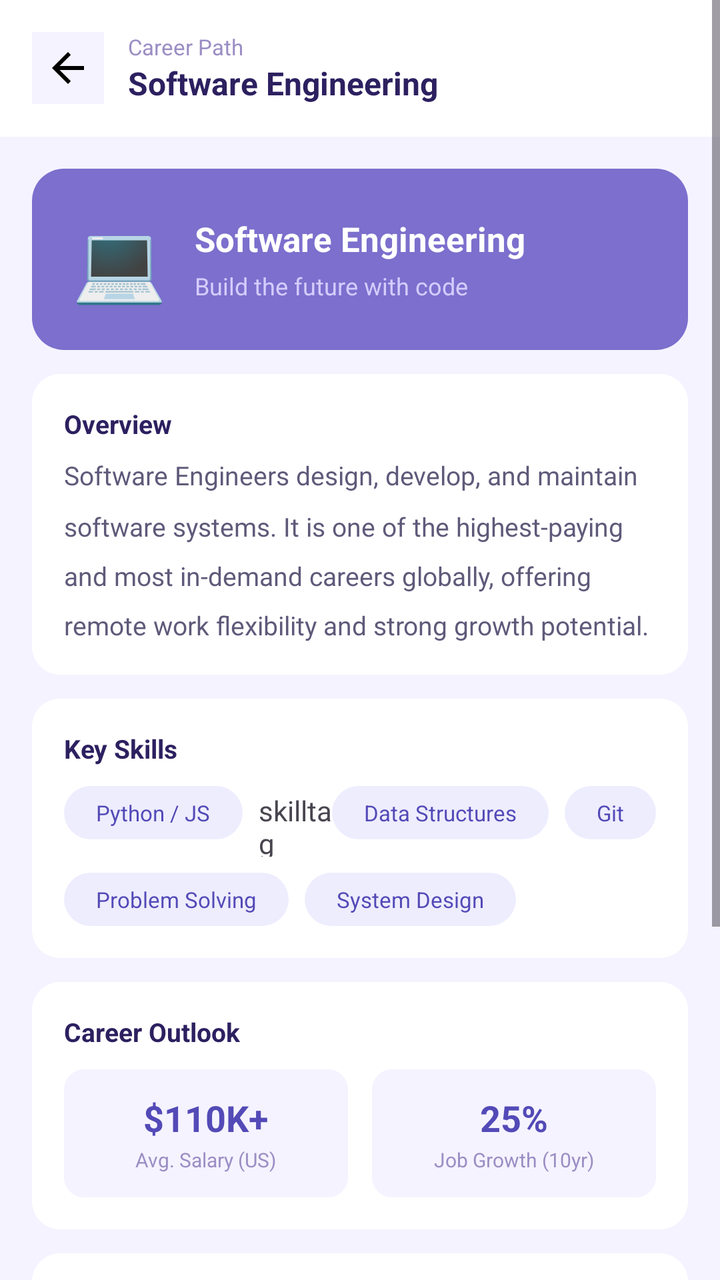
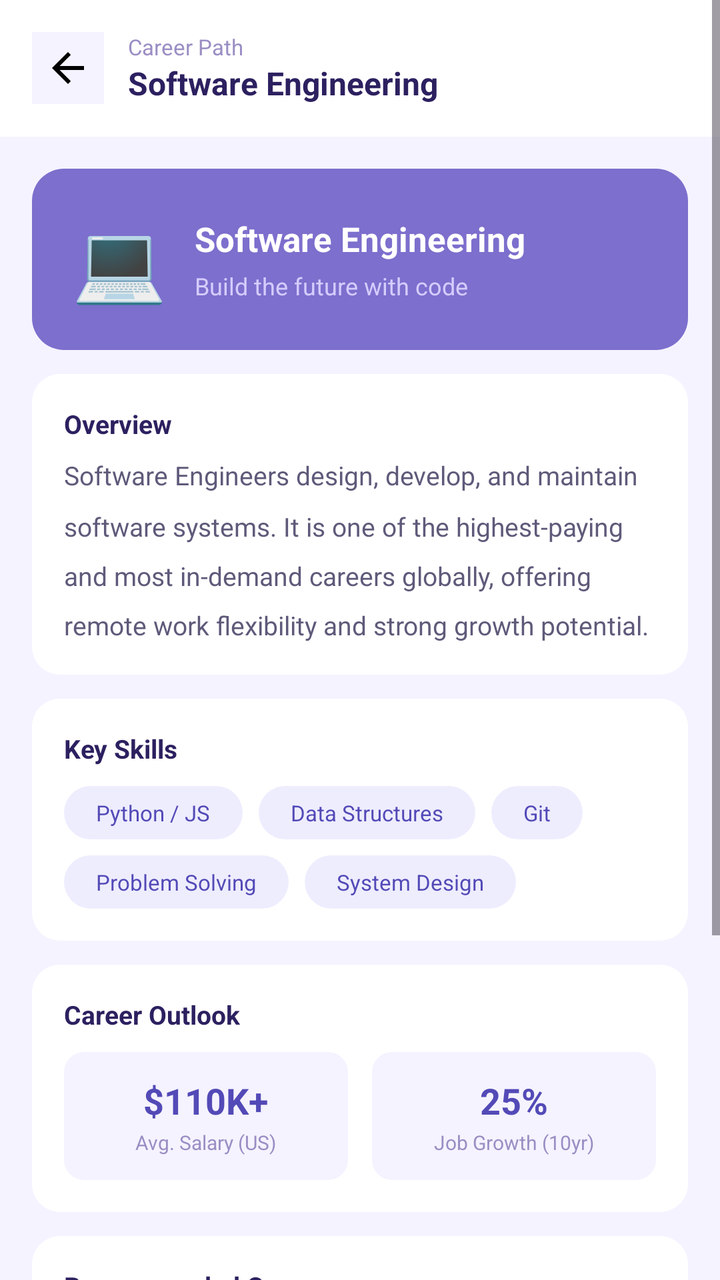

Compare the two renders of this Android layout. The source of the first and the diff that turns it into the second are given below.
<!-- AndroidManifest.xml: application theme Theme.Mind2Career -->
<!-- res/layout/activity_software_engineering.xml -->
<?xml version="1.0" encoding="utf-8"?>
<ScrollView
    xmlns:android="http://schemas.android.com/apk/res/android"
    xmlns:app="http://schemas.android.com/apk/res-auto"
    android:id="@+id/main"
    android:layout_width="match_parent"
    android:layout_height="match_parent"
    android:background="#F5F3FF"
    android:fillViewport="true">

    <LinearLayout
        android:layout_width="match_parent"
        android:layout_height="wrap_content"
        android:orientation="vertical">

        
        <LinearLayout
            android:layout_width="match_parent"
            android:layout_height="wrap_content"
            android:background="#FFFFFF"
            android:orientation="horizontal"
            android:padding="16dp"
            android:gravity="center_vertical">

            <ImageButton
                android:id="@+id/btnBack"
                android:layout_width="36dp"
                android:layout_height="36dp"
                android:src="@drawable/baseline_arrow_back_24"
                android:background="#F5F3FF"
                android:padding="6dp"
                android:contentDescription="Back" />

            <LinearLayout
                android:layout_width="0dp"
                android:layout_height="wrap_content"
                android:layout_weight="1"
                android:layout_marginStart="12dp"
                android:orientation="vertical">

                <TextView
                    android:layout_width="wrap_content"
                    android:layout_height="wrap_content"
                    android:text="Career Path"
                    android:textSize="11sp"
                    android:textColor="#9B8EC4" />

                <TextView
                    android:layout_width="wrap_content"
                    android:layout_height="wrap_content"
                    android:text="Software Engineering"
                    android:textSize="16sp"
                    android:textStyle="bold"
                    android:textColor="#2D2060" />
            </LinearLayout>
        </LinearLayout>

        
        <LinearLayout
            android:layout_width="match_parent"
            android:layout_height="wrap_content"
            android:orientation="vertical"
            android:padding="16dp">

            
            <androidx.cardview.widget.CardView
                android:layout_width="match_parent"
                android:layout_height="wrap_content"
                android:layout_marginBottom="12dp"
                app:cardCornerRadius="16dp"
                app:cardElevation="0dp">

                <LinearLayout
                    android:layout_width="match_parent"
                    android:layout_height="wrap_content"
                    android:background="#7C6FCD"
                    android:orientation="horizontal"
                    android:padding="20dp"
                    android:gravity="center_vertical">

                    <TextView
                        android:layout_width="wrap_content"
                        android:layout_height="wrap_content"
                        android:text="💻"
                        android:textSize="38sp" />

                    <LinearLayout
                        android:layout_width="0dp"
                        android:layout_height="wrap_content"
                        android:layout_weight="1"
                        android:layout_marginStart="14dp"
                        android:orientation="vertical">

                        <TextView
                            android:layout_width="wrap_content"
                            android:layout_height="wrap_content"
                            android:text="Software Engineering"
                            android:textSize="17sp"
                            android:textStyle="bold"
                            android:textColor="#FFFFFF" />

                        <TextView
                            android:layout_width="wrap_content"
                            android:layout_height="wrap_content"
                            android:text="Build the future with code"
                            android:textSize="12sp"
                            android:textColor="#D5CCFF"
                            android:layout_marginTop="4dp" />
                    </LinearLayout>
                </LinearLayout>
            </androidx.cardview.widget.CardView>

            
            <androidx.cardview.widget.CardView
                android:layout_width="match_parent"
                android:layout_height="wrap_content"
                android:layout_marginBottom="12dp"
                app:cardCornerRadius="14dp"
                app:cardElevation="0dp">

                <LinearLayout
                    android:layout_width="match_parent"
                    android:layout_height="wrap_content"
                    android:background="#FFFFFF"
                    android:orientation="vertical"
                    android:padding="16dp">

                    <TextView
                        android:layout_width="wrap_content"
                        android:layout_height="wrap_content"
                        android:text="Overview"
                        android:textSize="13sp"
                        android:textStyle="bold"
                        android:textColor="#2D2060"
                        android:layout_marginBottom="8dp" />

                    <TextView
                        android:layout_width="match_parent"
                        android:layout_height="wrap_content"
                        android:text="Software Engineers design, develop, and maintain software systems. It is one of the highest-paying and most in-demand careers globally, offering remote work flexibility and strong growth potential."
                        android:textSize="13sp"
                        android:textColor="#5F5A7A"
                        android:lineSpacingMultiplier="1.6" />
                </LinearLayout>
            </androidx.cardview.widget.CardView>

            
            <androidx.cardview.widget.CardView
                android:layout_width="match_parent"
                android:layout_height="wrap_content"
                android:layout_marginBottom="12dp"
                app:cardCornerRadius="14dp"
                app:cardElevation="0dp">

                <LinearLayout
                    android:layout_width="match_parent"
                    android:layout_height="wrap_content"
                    android:background="#FFFFFF"
                    android:orientation="vertical"
                    android:padding="16dp">

                    <TextView
                        android:layout_width="wrap_content"
                        android:layout_height="wrap_content"
                        android:text="Key Skills"
                        android:textSize="13sp"
                        android:textStyle="bold"
                        android:textColor="#2D2060"
                        android:layout_marginBottom="10dp" />

                    
                    <LinearLayout
                        android:layout_width="match_parent"
                        android:layout_height="wrap_content"
                        android:orientation="horizontal"
                        android:layout_marginBottom="8dp">

                        <TextView
                            android:layout_width="wrap_content"
                            android:layout_height="wrap_content"
                            android:text="Python / JS"
                            android:textSize="11sp"
                            android:textColor="#534AB7"
                            android:background="@drawable/skilltag"
                            android:paddingStart="16dp"
                            android:paddingEnd="16dp"
                            android:paddingTop="6dp"
                            android:paddingBottom="6dp"
                            android:layout_marginEnd="8dp" />

                        <TextView
                            android:id="@+id/textView"
                            android:layout_width="wrap_content"
                            android:layout_height="wrap_content"
                            android:layout_weight="1"
                            android:text="skilltag" />

                        <TextView
                            android:layout_width="wrap_content"
                            android:layout_height="wrap_content"
                            android:text="Data Structures"
                            android:textSize="11sp"
                            android:textColor="#534AB7"
                            android:background="@drawable/skilltag"
                            android:paddingStart="16dp"
                            android:paddingEnd="16dp"
                            android:paddingTop="6dp"
                            android:paddingBottom="6dp"
                            android:layout_marginEnd="8dp" />

                        <TextView
                            android:layout_width="wrap_content"
                            android:layout_height="wrap_content"
                            android:text="Git"
                            android:textSize="11sp"
                            android:textColor="#534AB7"
                            android:background="@drawable/skilltag"
                            android:paddingStart="16dp"
                            android:paddingEnd="16dp"
                            android:paddingTop="6dp"
                            android:paddingBottom="6dp" />
                    </LinearLayout>

                    
                    <LinearLayout
                        android:layout_width="match_parent"
                        android:layout_height="wrap_content"
                        android:orientation="horizontal">

                        <TextView
                            android:layout_width="wrap_content"
                            android:layout_height="wrap_content"
                            android:text="Problem Solving"
                            android:textSize="11sp"
                            android:textColor="#534AB7"
                            android:background="@drawable/skilltag"
                            android:paddingStart="16dp"
                            android:paddingEnd="16dp"
                            android:paddingTop="6dp"
                            android:paddingBottom="6dp"
                            android:layout_marginEnd="8dp" />

                        <TextView
                            android:layout_width="wrap_content"
                            android:layout_height="wrap_content"
                            android:text="System Design"
                            android:textSize="11sp"
                            android:textColor="#534AB7"
                            android:background="@drawable/skilltag"
                            android:paddingStart="16dp"
                            android:paddingEnd="16dp"
                            android:paddingTop="6dp"
                            android:paddingBottom="6dp" />
                    </LinearLayout>

                </LinearLayout>
            </androidx.cardview.widget.CardView>

            
            <androidx.cardview.widget.CardView
                android:layout_width="match_parent"
                android:layout_height="wrap_content"
                android:layout_marginBottom="12dp"
                app:cardCornerRadius="14dp"
                app:cardElevation="0dp">

                <LinearLayout
                    android:layout_width="match_parent"
                    android:layout_height="wrap_content"
                    android:background="#FFFFFF"
                    android:orientation="vertical"
                    android:padding="16dp">

                    <TextView
                        android:layout_width="wrap_content"
                        android:layout_height="wrap_content"
                        android:text="Career Outlook"
                        android:textSize="13sp"
                        android:textStyle="bold"
                        android:textColor="#2D2060"
                        android:layout_marginBottom="10dp" />

                    <LinearLayout
                        android:layout_width="match_parent"
                        android:layout_height="wrap_content"
                        android:orientation="horizontal"
                        android:weightSum="2">

                        
                        <LinearLayout
                            android:layout_width="0dp"
                            android:layout_height="wrap_content"
                            android:layout_weight="1"
                            android:layout_marginEnd="6dp"
                            android:background="@drawable/statecard"
                            android:orientation="vertical"
                            android:padding="12dp"
                            android:gravity="center">

                            <TextView
                                android:layout_width="wrap_content"
                                android:layout_height="wrap_content"
                                android:text="$110K+"
                                android:textSize="18sp"
                                android:textStyle="bold"
                                android:textColor="#534AB7" />

                            <TextView
                                android:layout_width="wrap_content"
                                android:layout_height="wrap_content"
                                android:text="Avg. Salary (US)"
                                android:textSize="10sp"
                                android:textColor="#9B8EC4"
                                android:layout_marginTop="2dp" />
                        </LinearLayout>

                        
                        <LinearLayout
                            android:layout_width="0dp"
                            android:layout_height="wrap_content"
                            android:layout_weight="1"
                            android:layout_marginStart="6dp"
                            android:background="@drawable/statecard"
                            android:orientation="vertical"
                            android:padding="12dp"
                            android:gravity="center">

                            <TextView
                                android:layout_width="wrap_content"
                                android:layout_height="wrap_content"
                                android:text="25%"
                                android:textSize="18sp"
                                android:textStyle="bold"
                                android:textColor="#534AB7" />

                            <TextView
                                android:layout_width="wrap_content"
                                android:layout_height="wrap_content"
                                android:text="Job Growth (10yr)"
                                android:textSize="10sp"
                                android:textColor="#9B8EC4"
                                android:layout_marginTop="2dp" />
                        </LinearLayout>
                    </LinearLayout>
                </LinearLayout>
            </androidx.cardview.widget.CardView>

            
            <androidx.cardview.widget.CardView
                android:layout_width="match_parent"
                android:layout_height="wrap_content"
                android:layout_marginBottom="16dp"
                app:cardCornerRadius="14dp"
                app:cardElevation="0dp">

                <LinearLayout
                    android:layout_width="match_parent"
                    android:layout_height="wrap_content"
                    android:background="#FFFFFF"
                    android:orientation="vertical"
                    android:padding="16dp">

                    <TextView
                        android:layout_width="wrap_content"
                        android:layout_height="wrap_content"
                        android:text="Recommended Courses"
                        android:textSize="13sp"
                        android:textStyle="bold"
                        android:textColor="#2D2060"
                        android:layout_marginBottom="10dp" />

                    
                    <LinearLayout
                        android:id="@+id/layoutCoursera"
                        android:layout_width="match_parent"
                        android:layout_height="wrap_content"
                        android:orientation="horizontal"
                        android:background="@drawable/courseitem"
                        android:padding="10dp"
                        android:gravity="center_vertical"
                        android:layout_marginBottom="8dp">

                        <TextView
                            android:layout_width="wrap_content"
                            android:layout_height="wrap_content"
                            android:text="🎓"
                            android:textSize="18sp"
                            android:layout_marginEnd="10dp" />

                        <LinearLayout
                            android:layout_width="0dp"
                            android:layout_height="wrap_content"
                            android:layout_weight="1"
                            android:orientation="vertical">

                            <TextView
                                android:layout_width="wrap_content"
                                android:layout_height="wrap_content"
                                android:text="Coursera"
                                android:textSize="12sp"
                                android:textStyle="bold"
                                android:textColor="#2D2060" />

                            <TextView
                                android:layout_width="wrap_content"
                                android:layout_height="wrap_content"
                                android:text="Software Development Specialization"
                                android:textSize="10sp"
                                android:textColor="#9B8EC4" />
                        </LinearLayout>

                        <TextView
                            android:layout_width="wrap_content"
                            android:layout_height="wrap_content"
                            android:text="→"
                            android:textSize="14sp"
                            android:textColor="#7C6FCD" />
                    </LinearLayout>

                    
                    <LinearLayout
                        android:id="@+id/layoutFreeCodeCamp"
                        android:layout_width="match_parent"
                        android:layout_height="wrap_content"
                        android:orientation="horizontal"
                        android:background="@drawable/courseitem"
                        android:padding="10dp"
                        android:gravity="center_vertical"
                        android:layout_marginBottom="8dp">

                        <TextView
                            android:layout_width="wrap_content"
                            android:layout_height="wrap_content"
                            android:text="💡"
                            android:textSize="18sp"
                            android:layout_marginEnd="10dp" />

                        <LinearLayout
                            android:layout_width="0dp"
                            android:layout_height="wrap_content"
                            android:layout_weight="1"
                            android:orientation="vertical">

                            <TextView
                                android:layout_width="wrap_content"
                                android:layout_height="wrap_content"
                                android:text="freeCodeCamp"
                                android:textSize="12sp"
                                android:textStyle="bold"
                                android:textColor="#2D2060" />

                            <TextView
                                android:layout_width="wrap_content"
                                android:layout_height="wrap_content"
                                android:text="Free full-stack bootcamp"
                                android:textSize="10sp"
                                android:textColor="#9B8EC4" />
                        </LinearLayout>

                        <TextView
                            android:layout_width="wrap_content"
                            android:layout_height="wrap_content"
                            android:text="→"
                            android:textSize="14sp"
                            android:textColor="#7C6FCD" />
                    </LinearLayout>

                    
                    <LinearLayout
                        android:id="@+id/layoutCS50"
                        android:layout_width="match_parent"
                        android:layout_height="wrap_content"
                        android:orientation="horizontal"
                        android:background="@drawable/courseitem"
                        android:padding="10dp"
                        android:gravity="center_vertical">

                        <TextView
                            android:layout_width="wrap_content"
                            android:layout_height="wrap_content"
                            android:text="🏛️"
                            android:textSize="18sp"
                            android:layout_marginEnd="10dp" />

                        <LinearLayout
                            android:layout_width="0dp"
                            android:layout_height="wrap_content"
                            android:layout_weight="1"
                            android:orientation="vertical">

                            <TextView
                                android:layout_width="wrap_content"
                                android:layout_height="wrap_content"
                                android:text="Harvard CS50"
                                android:textSize="12sp"
                                android:textStyle="bold"
                                android:textColor="#2D2060" />

                            <TextView
                                android:layout_width="wrap_content"
                                android:layout_height="wrap_content"
                                android:text="Intro to Computer Science"
                                android:textSize="10sp"
                                android:textColor="#9B8EC4" />
                        </LinearLayout>

                        <TextView
                            android:layout_width="wrap_content"
                            android:layout_height="wrap_content"
                            android:text="→"
                            android:textSize="14sp"
                            android:textColor="#7C6FCD" />
                    </LinearLayout>

                </LinearLayout>
            </androidx.cardview.widget.CardView>

        </LinearLayout>
    </LinearLayout>
</ScrollView>
<!-- resources referenced by this layout -->
<resources>
  <!-- drawable baseline_arrow_back_24 (drawable) -->
  <vector xmlns:android="http://schemas.android.com/apk/res/android" android:autoMirrored="true" android:height="24dp" android:tint="#000000" android:viewportHeight="24" android:viewportWidth="24" android:width="24dp">
        
      <path android:fillColor="@android:color/white" android:pathData="M20,11H7.83l5.59,-5.59L12,4l-8,8 8,8 1.41,-1.41L7.83,13H20v-2z"/>
      
  </vector>
  <!-- drawable courseitem (drawable) -->
  <?xml version="1.0" encoding="utf-8"?>
  <shape xmlns:android="http://schemas.android.com/apk/res/android">
      <solid android:color="#F5F3FF" />
      <corners android:radius="10dp" />
      <stroke android:width="0.5dp" android:color="#D5CCFF" />
  </shape>
  <!-- drawable skilltag (drawable) -->
  <?xml version="1.0" encoding="utf-8"?>
  <shape xmlns:android="http://schemas.android.com/apk/res/android">
      <solid android:color="#EEEDFE" />
      <corners android:radius="20dp" />
  </shape>
  <!-- drawable statecard (drawable) -->
  <?xml version="1.0" encoding="utf-8"?>
  <shape xmlns:android="http://schemas.android.com/apk/res/android">
      <solid android:color="#F5F3FF" />
      <corners android:radius="10dp" />
  </shape>
  <style name="Theme.Mind2Career" parent="Base.Theme.Mind2Career" />
  <style name="Base.Theme.Mind2Career" parent="Theme.Material3.DayNight.NoActionBar">
          
          
      </style>
</resources>

<!-- the commit's change to res/layout/activity_software_engineering.xml (unified diff, before → after) -->
@@ -6,7 +6,8 @@
     android:layout_width="match_parent"
     android:layout_height="match_parent"
     android:background="#F5F3FF"
-    android:fillViewport="true">
+    android:fillViewport="true"
+    android:fitsSystemWindows="true">
 
     <LinearLayout
         android:layout_width="match_parent"
@@ -19,7 +20,11 @@
             android:layout_height="wrap_content"
             android:background="#FFFFFF"
             android:orientation="horizontal"
-            android:padding="16dp"
+            android:paddingStart="16dp"
+            android:paddingEnd="16dp"
+            android:paddingBottom="16dp"
+            android:paddingTop="16dp"
+            android:fitsSystemWindows="true"
             android:gravity="center_vertical">
 
             <ImageButton
@@ -189,13 +194,6 @@
                             android:layout_marginEnd="8dp" />
 
                         <TextView
-                            android:id="@+id/textView"
-                            android:layout_width="wrap_content"
-                            android:layout_height="wrap_content"
-                            android:layout_weight="1"
-                            android:text="skilltag" />
-
-                        <TextView
                             android:layout_width="wrap_content"
                             android:layout_height="wrap_content"
                             android:text="Data Structures"
